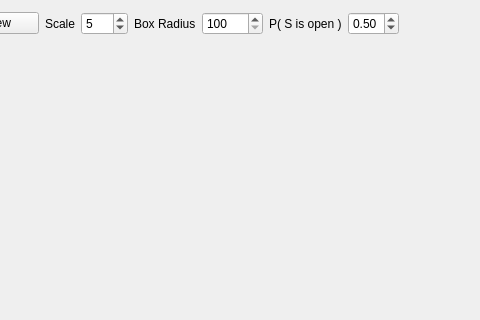
Before: the Qt Designer form codigos/QtRandon/cornerPercolation/mainwindow.ui in emiliobrazil/randomview, drawn with Qt 5; both pictures show x 200 to 680 and y 0 to 320 of the 902 by 674 pixel window.
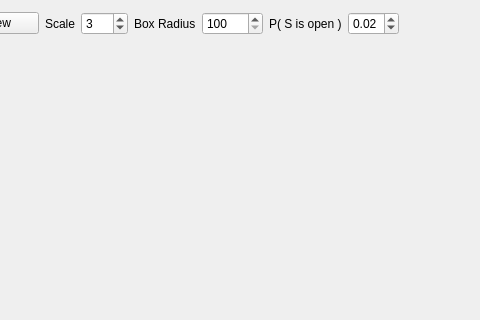
After: the same form once the commit is applied.

```diff
--- a/codigos/QtRandon/cornerPercolation/mainwindow.ui
+++ b/codigos/QtRandon/cornerPercolation/mainwindow.ui
@@ -64,7 +64,7 @@
         <number>1</number>
        </property>
        <property name="value">
-        <number>5</number>
+        <number>3</number>
        </property>
       </widget>
      </item>
@@ -181,7 +181,7 @@
         <double>0.010000000000000</double>
        </property>
        <property name="value">
-        <double>0.500000000000000</double>
+        <double>0.020000000000000</double>
        </property>
       </widget>
      </item>
```
